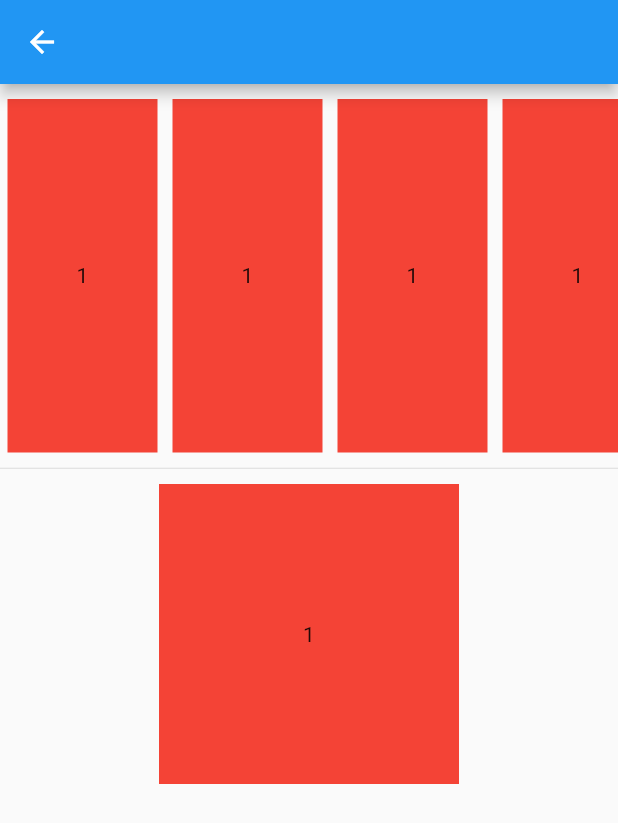
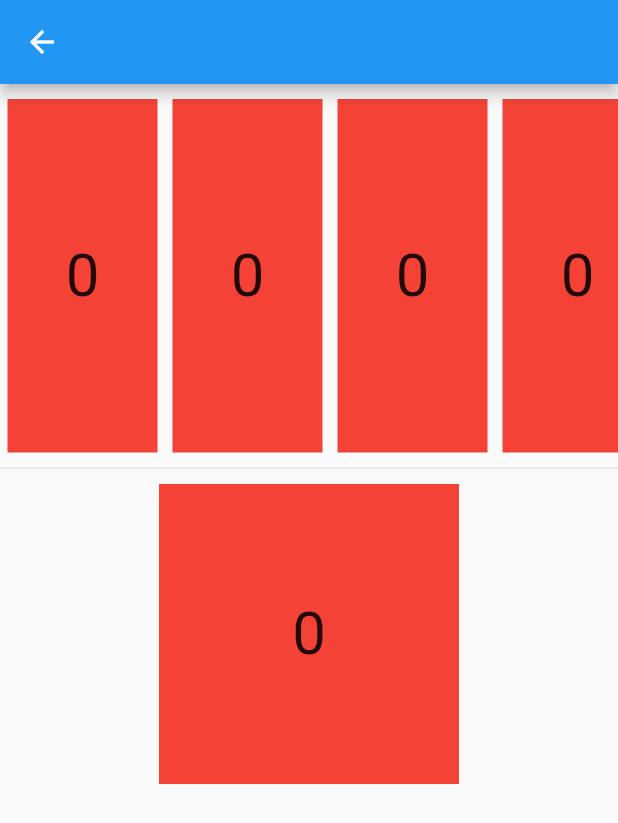
Before and after one commit to PercyPham/manabie_challenge, a Flutter app: the CardsPage screen opened directly, on a phone screen of 412 x 824 dp. Shown: the top 823 px of the screen. Run offline on Flutter 3.47's test engine with Material 2 defaults, Android fonts, the phone set to English and light mode, and no system bars; our stand-ins replace bloc, equatable, flutter_bloc; statements that could not run were skipped.

Commit message:
refactor: utilize CardItem in CardList and DetailCard

```diff
--- a/lib/pages/widgets/card_item.dart
+++ b/lib/pages/widgets/card_item.dart
@@ -1,14 +1,43 @@
 import 'package:flutter/material.dart';
+import 'package:manabie_challenge/models/card_data.dart';
 
 class CardItem extends StatelessWidget {
+  final CardData cardData;
   final Function onTap;
+  final double width;
+  final double height;
+  final EdgeInsetsGeometry margin;
 
-  CardItem({Key key, this.onTap}) : super(key: key);
+  CardItem({
+    Key key,
+    this.cardData,
+    this.onTap,
+    this.width,
+    this.height,
+    this.margin,
+  }) : super(key: key);
 
   @override
   Widget build(BuildContext context) {
     return GestureDetector(
       onTap: onTap,
+      child: Container(
+        color: cardData?.color,
+        width: width,
+        height: height,
+        margin: margin,
+        child: _buildCenterNumber(cardData?.number),
+      ),
+    );
+  }
+
+  Widget _buildCenterNumber(int number) {
+    return Center(
+      child: Text(
+        '$number',
+        textDirection: TextDirection.ltr,
+        style: TextStyle(fontSize: 40),
+      ),
     );
   }
 }
--- a/lib/pages/widgets/card_list.dart
+++ b/lib/pages/widgets/card_list.dart
@@ -1,4 +1,6 @@
 import 'package:flutter/material.dart';
+import 'package:manabie_challenge/models/card_data.dart';
+import 'card_item.dart';
 
 class CardList extends StatelessWidget {
   @override
@@ -7,15 +9,12 @@ class CardList extends StatelessWidget {
       scrollDirection: Axis.horizontal,
       itemCount: 10,
       itemBuilder: (BuildContext context, int index) {
-        return Container(
-          color: Colors.red,
+        return CardItem(
+          cardData: CardData(number: 0, color: Colors.red),
           width: 100,
           margin: EdgeInsets.symmetric(
             vertical: 10,
             horizontal: 5,
-          ),
-          child: Center(
-            child: Text('1'),
           ),
         );
       },
--- a/lib/pages/widgets/detail_card.dart
+++ b/lib/pages/widgets/detail_card.dart
@@ -1,19 +1,15 @@
 import 'package:flutter/material.dart';
+import 'package:manabie_challenge/models/card_data.dart';
+import 'card_item.dart';
 
 class DetailCard extends StatelessWidget {
   @override
   Widget build(BuildContext context) {
-    return Container(
-      color: Colors.red,
+    return CardItem(
+      cardData: CardData(number: 0, color: Colors.red),
       width: 200,
       height: 200,
-      margin: EdgeInsets.symmetric(
-        vertical: 10,
-        horizontal: 5,
-      ),
-      child: Center(
-        child: Text('1'),
-      ),
+      margin: EdgeInsets.only(top: 10),
     );
   }
 }
```
